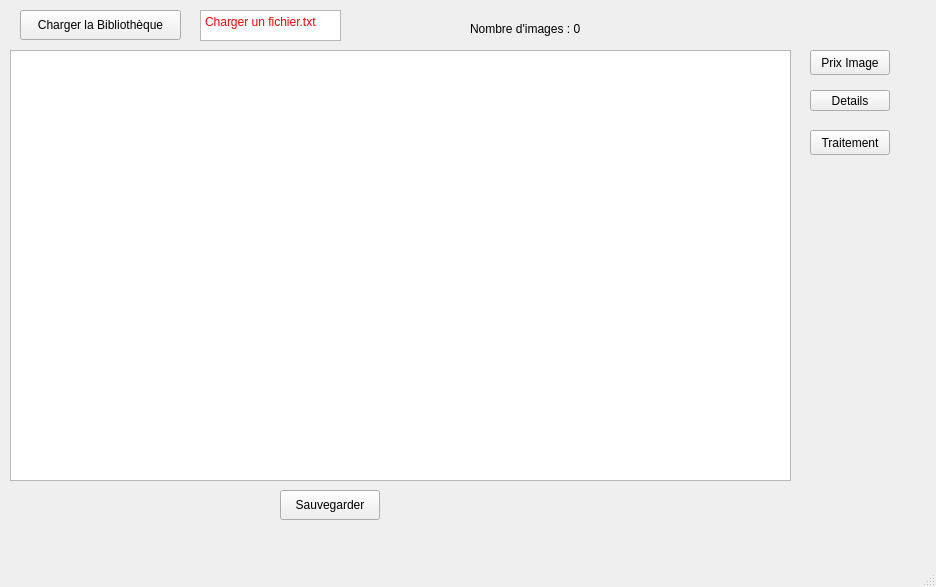
Before: the Qt Designer form Descripteurs/tessst/bibliowindow.ui in TomAuclin/PROJETC_LMLTM, drawn with Qt 5.
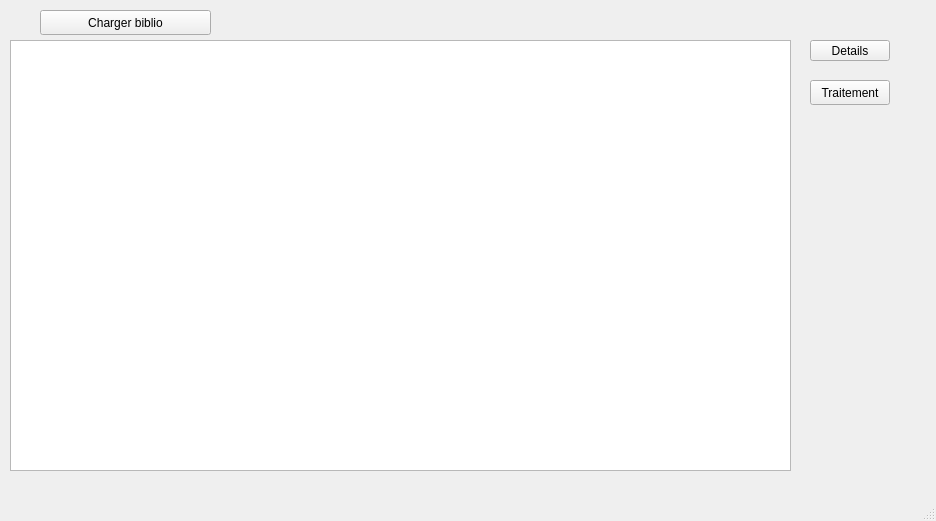
After: the same form once the commit is applied.

The edit to the form file:
```diff
--- a/Descripteurs/tessst/bibliowindow.ui
+++ b/Descripteurs/tessst/bibliowindow.ui
@@ -7,7 +7,7 @@
     <x>0</x>
     <y>0</y>
     <width>936</width>
-    <height>587</height>
+    <height>521</height>
    </rect>
   </property>
   <property name="windowTitle">
@@ -17,34 +17,21 @@
    <widget class="QPushButton" name="ChargeBoutton">
     <property name="geometry">
      <rect>
-      <x>20</x>
+      <x>40</x>
       <y>10</y>
-      <width>161</width>
-      <height>30</height>
+      <width>171</width>
+      <height>25</height>
      </rect>
     </property>
     <property name="text">
-     <string>Charger la Bibliothèque</string>
-    </property>
-   </widget>
-   <widget class="QPushButton" name="SaveBoutton">
-    <property name="geometry">
-     <rect>
-      <x>280</x>
-      <y>490</y>
-      <width>100</width>
-      <height>30</height>
-     </rect>
-    </property>
-    <property name="text">
-     <string>Sauvegarder</string>
+     <string>Charger biblio</string>
     </property>
    </widget>
    <widget class="QPushButton" name="DetailsButton">
     <property name="geometry">
      <rect>
       <x>810</x>
-      <y>90</y>
+      <y>40</y>
       <width>80</width>
       <height>21</height>
      </rect>
@@ -57,7 +44,7 @@
     <property name="geometry">
      <rect>
       <x>10</x>
-      <y>50</y>
+      <y>40</y>
       <width>781</width>
       <height>431</height>
      </rect>
@@ -67,7 +54,7 @@
     <property name="geometry">
      <rect>
       <x>810</x>
-      <y>130</y>
+      <y>80</y>
       <width>80</width>
       <height>25</height>
      </rect>
@@ -76,52 +63,6 @@
      <string>Traitement</string>
     </property>
    </widget>
-   <widget class="QPushButton" name="pushButtonRechercherp">
-    <property name="geometry">
-     <rect>
-      <x>810</x>
-      <y>50</y>
-      <width>80</width>
-      <height>25</height>
-     </rect>
-    </property>
-    <property name="text">
-     <string>Prix Image</string>
-    </property>
-   </widget>
-   <widget class="QTextEdit" name="textEdit">
-    <property name="geometry">
-     <rect>
-      <x>200</x>
-      <y>10</y>
-      <width>141</width>
-      <height>31</height>
-     </rect>
-    </property>
-    <property name="html">
-     <string>&lt;!DOCTYPE HTML PUBLIC &quot;-//W3C//DTD HTML 4.0//EN&quot; &quot;http://www.w3.org/TR/REC-html40/strict.dtd&quot;&gt;
-&lt;html&gt;&lt;head&gt;&lt;meta name=&quot;qrichtext&quot; content=&quot;1&quot; /&gt;&lt;meta charset=&quot;utf-8&quot; /&gt;&lt;style type=&quot;text/css&quot;&gt;
-p, li { white-space: pre-wrap; }
-hr { height: 1px; border-width: 0; }
-li.unchecked::marker { content: &quot;\2610&quot;; }
-li.checked::marker { content: &quot;\2612&quot;; }
-&lt;/style&gt;&lt;/head&gt;&lt;body style=&quot; font-family:'Sans Serif'; font-size:9pt; font-weight:400; font-style:normal;&quot;&gt;
-&lt;p style=&quot; margin-top:0px; margin-bottom:0px; margin-left:0px; margin-right:0px; -qt-block-indent:0; text-indent:0px;&quot;&gt;&lt;span style=&quot; color:#ff0000;&quot;&gt;Charger un fichier.txt&lt;/span&gt;&lt;/p&gt;&lt;/body&gt;&lt;/html&gt;</string>
-    </property>
-   </widget>
-   <widget class="QLabel" name="labelImageCount">
-    <property name="geometry">
-     <rect>
-      <x>470</x>
-      <y>20</y>
-      <width>151</width>
-      <height>17</height>
-     </rect>
-    </property>
-    <property name="text">
-     <string>Nombre d'images : 0</string>
-    </property>
-   </widget>
   </widget>
   <widget class="QMenuBar" name="menubar">
    <property name="geometry">
```
Left out of the diff: 2 changed lines with no effect on the pictures.
